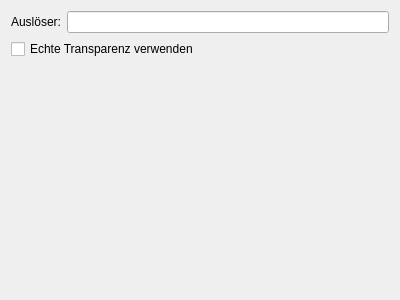
The window that plugins/Commands/DesktopGrid/desktopgridconfigurationdlg.ui (KDE/simon) describes before a commit, drawn with Qt 5.
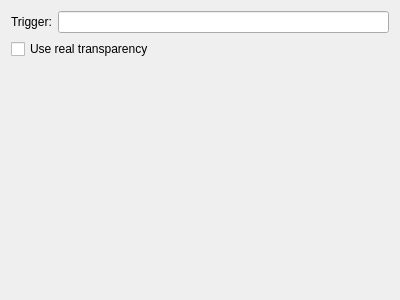
The same window after the commit. Custom widgets are drawn as their Qt base class.

The edit to the form file:
```diff
--- a/plugins/Commands/DesktopGrid/desktopgridconfigurationdlg.ui
+++ b/plugins/Commands/DesktopGrid/desktopgridconfigurationdlg.ui
@@ -18,7 +18,7 @@
      <item row="0" column="0" >
       <widget class="QLabel" name="label" >
        <property name="text" >
-        <string>Auslöser:</string>
+        <string>Trigger:</string>
        </property>
       </widget>
      </item>
@@ -30,7 +30,7 @@
    <item>
     <widget class="QCheckBox" name="cbUseRealTransparency" >
      <property name="text" >
-      <string>Echte Transparenz verwenden</string>
+      <string>Use real transparency</string>
      </property>
     </widget>
    </item>
```
